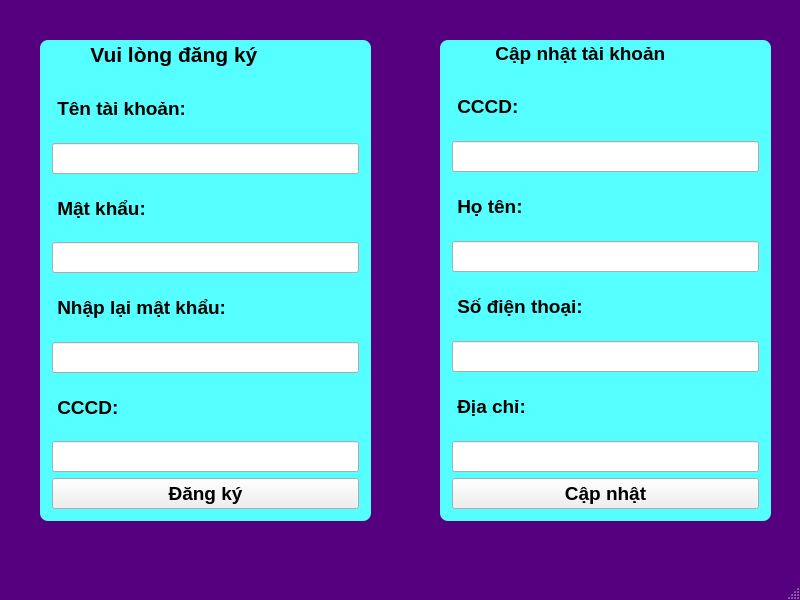
Before: the Qt Designer form main_project/dang_ky.ui in langkhach612/account_store, drawn with Qt 5.
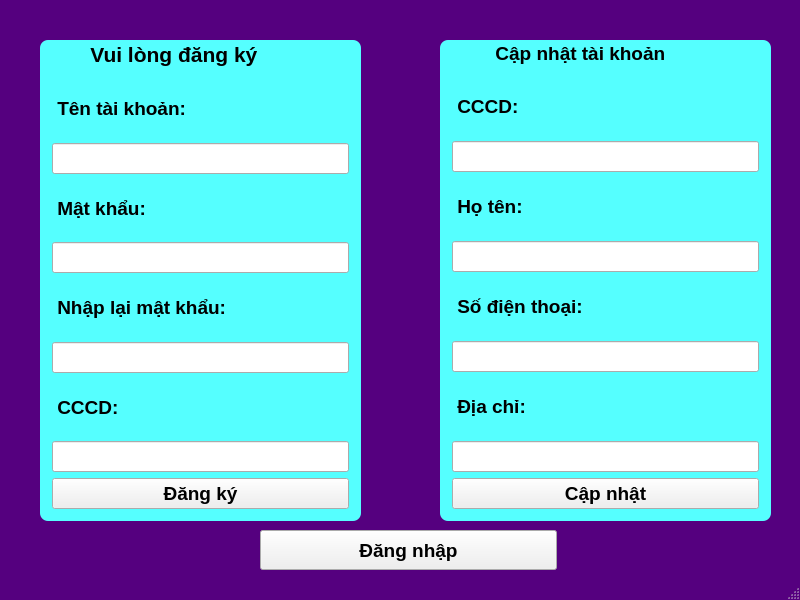
After: the same form once the commit is applied. Icons and pictures are not drawn.

Patch:
```diff
--- a/main_project/dang_ky.ui
+++ b/main_project/dang_ky.ui
@@ -48,7 +48,7 @@
      <rect>
       <x>40</x>
       <y>40</y>
-      <width>331</width>
+      <width>321</width>
       <height>481</height>
      </rect>
     </property>
@@ -367,6 +367,30 @@
      </item>
     </layout>
    </widget>
+   <widget class="QPushButton" name="btnDangky_2">
+    <property name="geometry">
+     <rect>
+      <x>260</x>
+      <y>530</y>
+      <width>297</width>
+      <height>40</height>
+     </rect>
+    </property>
+    <property name="font">
+     <font>
+      <pointsize>14</pointsize>
+      <bold>true</bold>
+     </font>
+    </property>
+    <property name="styleSheet">
+     <string notr="true">#btnDangky:hover{
+background-color:rgb(85, 255, 127);
+}</string>
+    </property>
+    <property name="text">
+     <string>Đăng nhập</string>
+    </property>
+   </widget>
   </widget>
   <widget class="QMenuBar" name="menubar">
    <property name="geometry">
```
Left out of the diff: 2 changed lines with no effect on the pictures.
